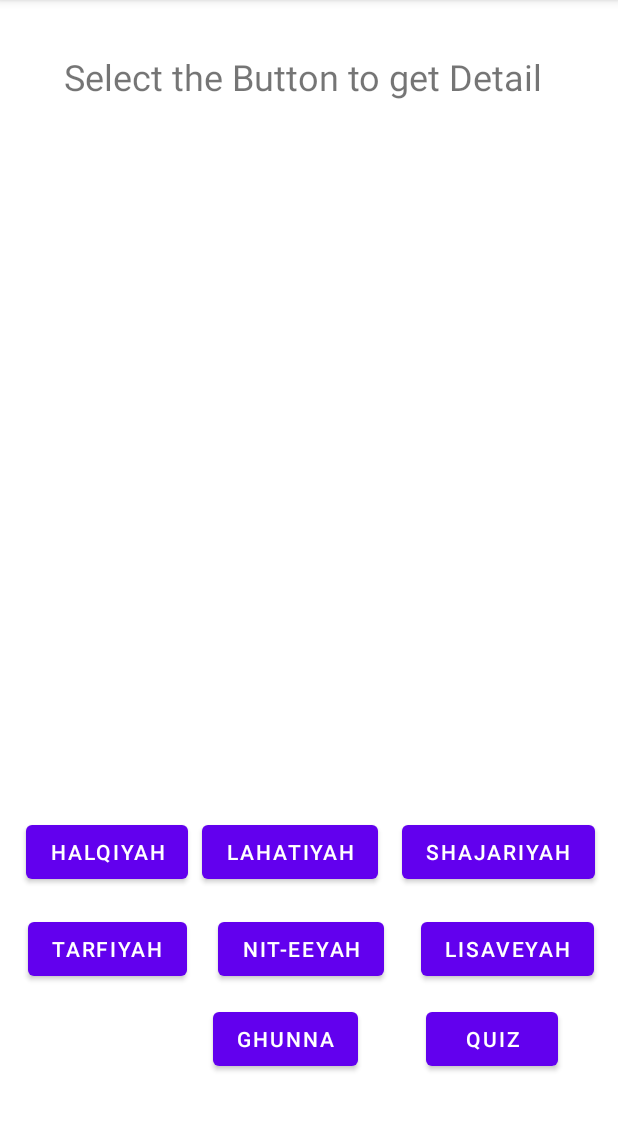
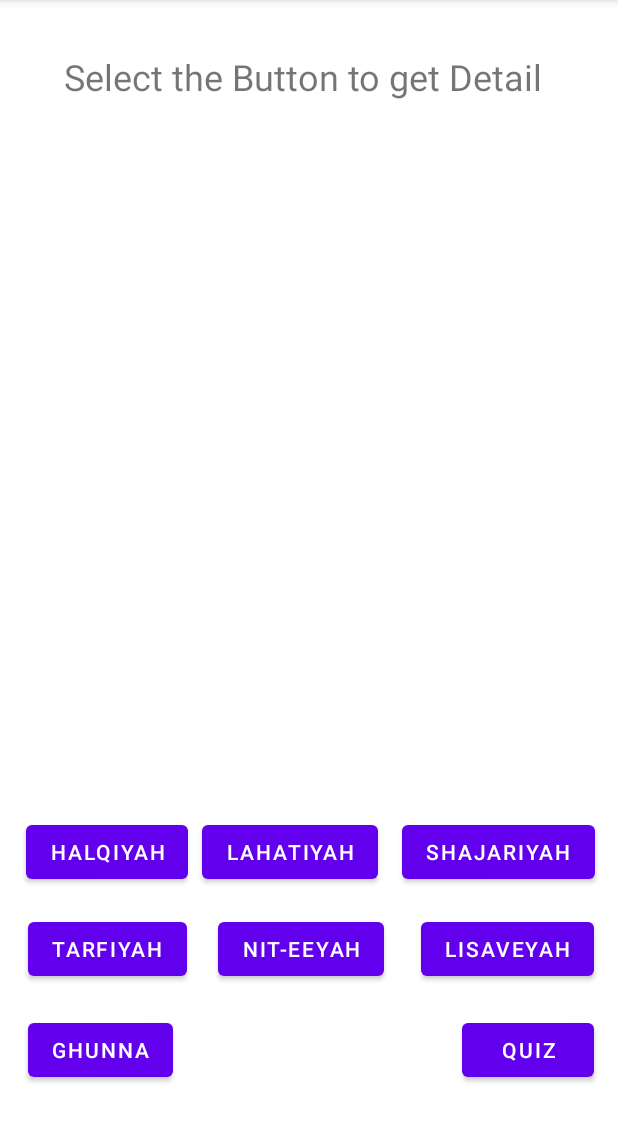
Before and after one commit to callalishykh/makh-rij, an Android app: the MainActivity screen opened directly, with no data from a screen before it, on a phone screen of 412 x 824 dp, the part 84-1226 px from its top. Run offline under Robolectric (Android 15) with nearby library versions, the phone set to English and light mode, and no system bars.

```diff
--- a/app/src/main/res/layout/activity_main.xml
+++ b/app/src/main/res/layout/activity_main.xml
@@ -14,7 +14,7 @@
         app:layout_constraintEnd_toEndOf="parent"
         app:layout_constraintStart_toStartOf="parent"
         app:layout_constraintTop_toTopOf="parent"
-        app:layout_constraintVertical_bias="0.269" />
+        app:layout_constraintVertical_bias="0.163" />
 
     <Button
         android:id="@+id/Ghunna"
@@ -23,10 +23,10 @@
         android:text="Ghunna"
         app:layout_constraintBottom_toBottomOf="parent"
         app:layout_constraintEnd_toEndOf="parent"
-        app:layout_constraintHorizontal_bias="0.45"
+        app:layout_constraintHorizontal_bias="0.06"
         app:layout_constraintStart_toStartOf="parent"
         app:layout_constraintTop_toTopOf="parent"
-        app:layout_constraintVertical_bias="0.929" />
+        app:layout_constraintVertical_bias="0.939" />
 
     <Button
         android:id="@+id/Lisaveyah"
@@ -152,9 +152,9 @@
         android:text="Quiz"
         app:layout_constraintBottom_toBottomOf="parent"
         app:layout_constraintEnd_toEndOf="parent"
-        app:layout_constraintHorizontal_bias="0.876"
+        app:layout_constraintHorizontal_bias="0.95"
         app:layout_constraintStart_toStartOf="parent"
         app:layout_constraintTop_toTopOf="parent"
-        app:layout_constraintVertical_bias="0.929" />
+        app:layout_constraintVertical_bias="0.939" />
 
 </androidx.constraintlayout.widget.ConstraintLayout>
```
